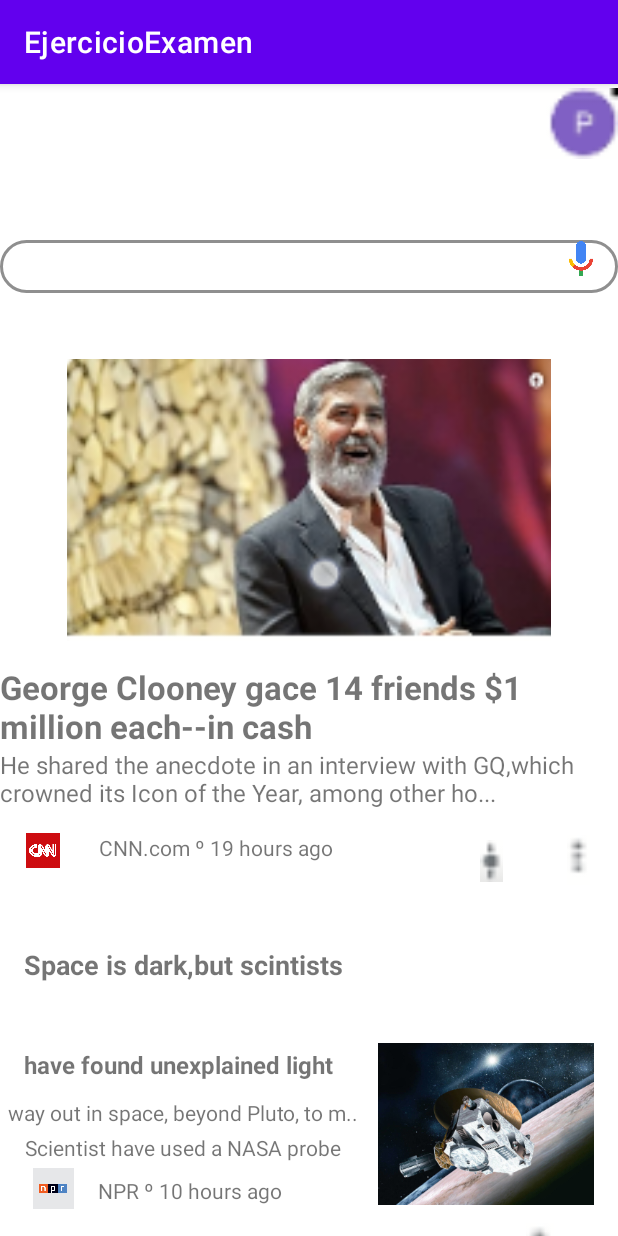
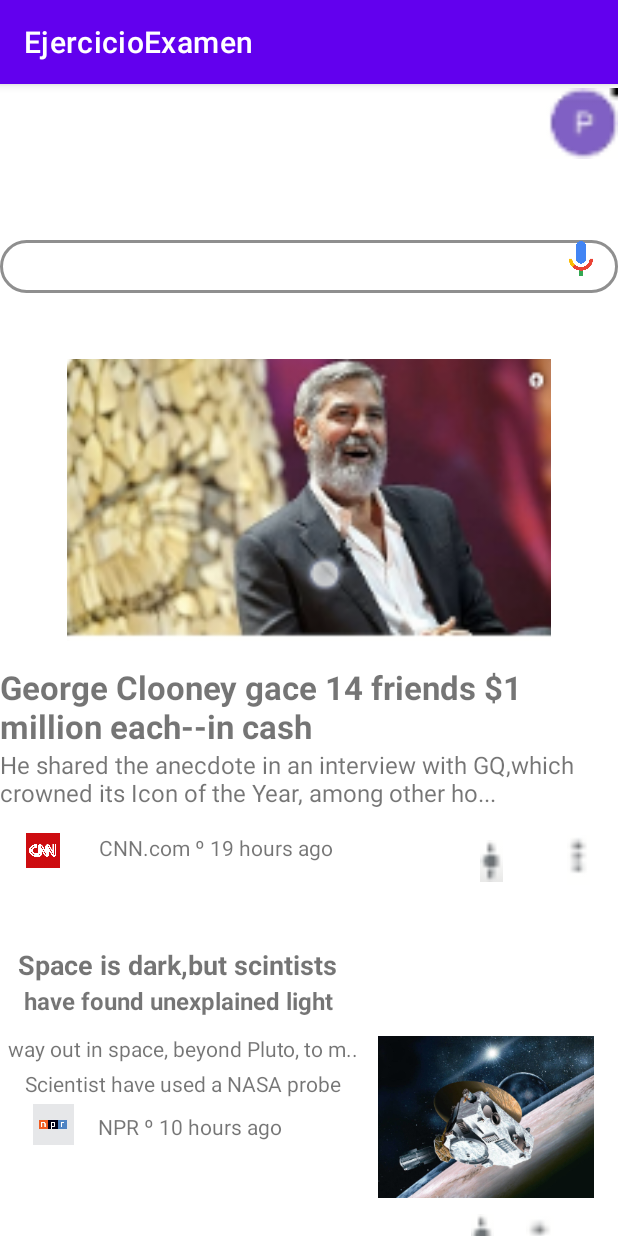
Before and after one commit to Pabloms06/EjercicioExamen, an Android app: the screen it shows after launch (MainActivity), on a phone screen of 412 x 824 dp. Run offline under Robolectric (Android 15) with nearby library versions, the phone set to English and light mode, and no system bars.

```diff
--- a/app/src/main/res/layout/activity_main.xml
+++ b/app/src/main/res/layout/activity_main.xml
@@ -33,7 +33,7 @@
         app:layout_constraintHorizontal_bias="0.0"
         app:layout_constraintStart_toStartOf="parent"
         app:layout_constraintTop_toTopOf="parent"
-        tools:srcCompat="@mipmap/google" />
+        tools:srcCompat="@mipmap/logo3" />
 
     <EditText
         android:id="@+id/editText"
@@ -165,8 +165,8 @@
         android:id="@+id/textView4"
         android:layout_width="wrap_content"
         android:layout_height="wrap_content"
-        android:layout_marginStart="16dp"
-        android:layout_marginLeft="16dp"
+        android:layout_marginStart="12dp"
+        android:layout_marginLeft="12dp"
         android:layout_marginTop="56dp"
         android:text="@string/space"
         android:textSize="18dp"
@@ -190,7 +190,7 @@
         app:layout_constraintBottom_toBottomOf="parent"
         app:layout_constraintStart_toStartOf="parent"
         app:layout_constraintTop_toBottomOf="@+id/textView3"
-        app:layout_constraintVertical_bias="0.069" />
+        app:layout_constraintVertical_bias="0.0" />
 
     <TextView
         android:id="@+id/textView6"
```
Also changed, not shown: app/src/main/res/mipmap-xxxhdpi/google.png (deleted), app/src/main/res/mipmap-xxxhdpi/logo3.png (added).
